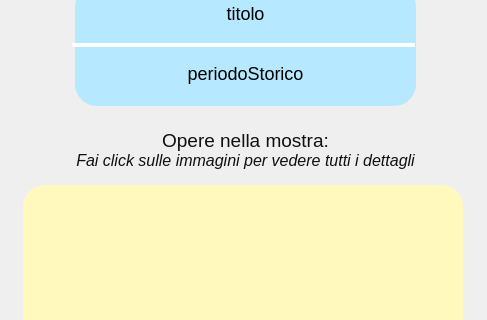
MrPio/MuseoOmero, file frontend/ui/VistaMostra.ui: the form before one commit; both pictures show x 0 to 487 and y 165 to 485 of the 487 by 746 pixel window.
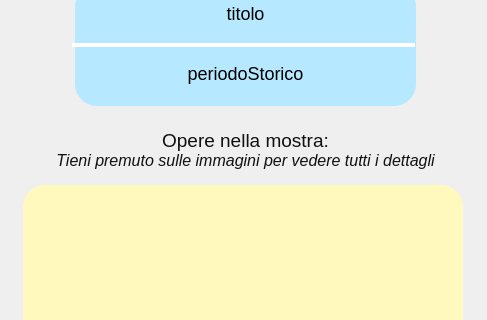
The form after the commit. Icons and pictures are not drawn.

Diff of the .ui file:
```diff
--- a/frontend/ui/VistaMostra.ui
+++ b/frontend/ui/VistaMostra.ui
@@ -486,7 +486,7 @@
 </string>
     </property>
     <property name="text">
-     <string>&lt;html&gt;&lt;head/&gt;&lt;body&gt;&lt;p&gt;&lt;span style=&quot; font-size:12pt; font-style:italic;&quot;&gt;Fai click sulle immagini per vedere tutti i dettagli&lt;/span&gt;&lt;/p&gt;&lt;/body&gt;&lt;/html&gt;</string>
+     <string>&lt;html&gt;&lt;head/&gt;&lt;body&gt;&lt;p&gt;&lt;span style=&quot; font-size:12pt; font-style:italic;&quot;&gt;Tieni premuto sulle immagini per vedere tutti i dettagli&lt;/span&gt;&lt;/p&gt;&lt;/body&gt;&lt;/html&gt;</string>
     </property>
     <property name="alignment">
      <set>Qt::AlignCenter</set>
```
